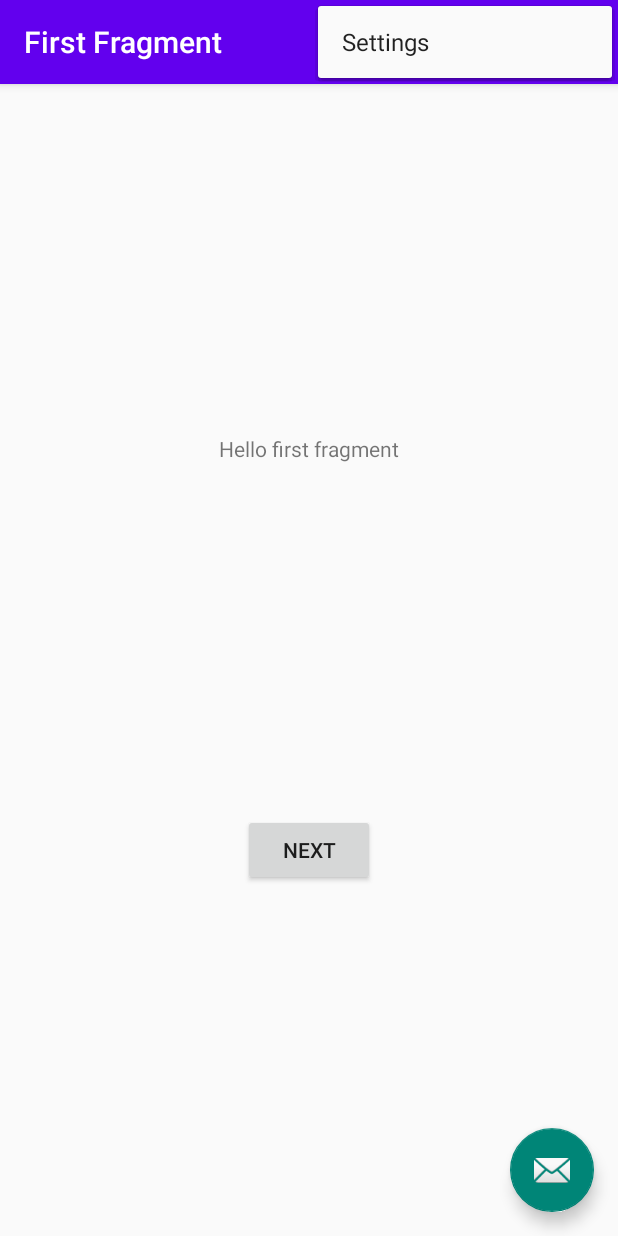
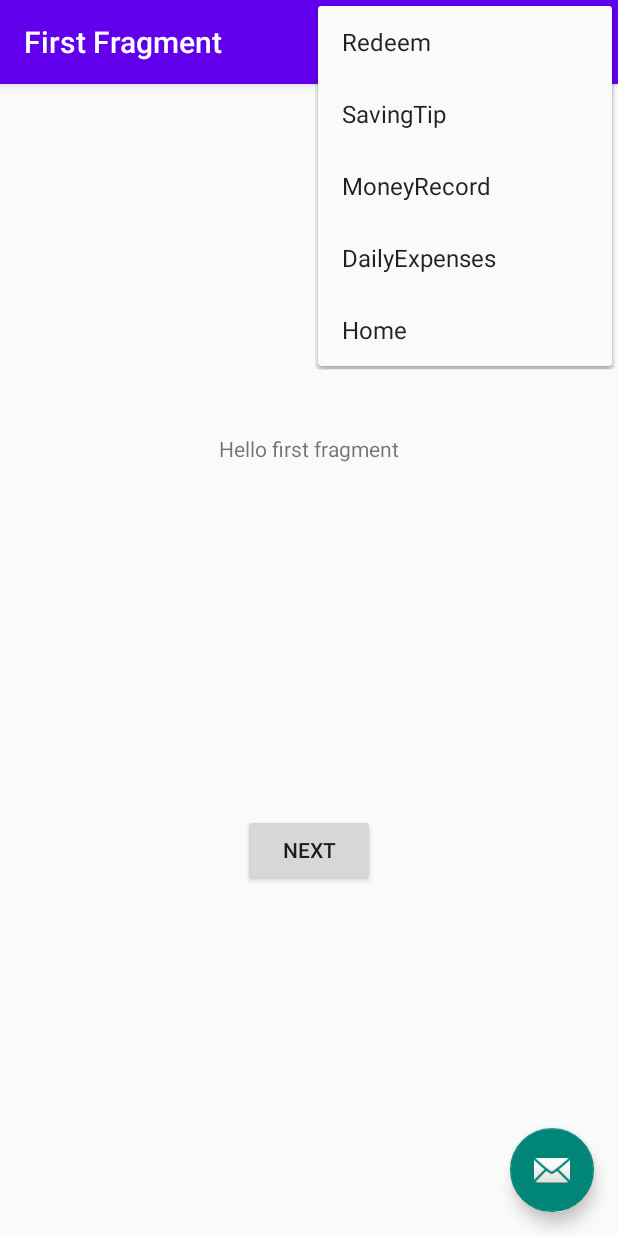
Before and after one commit to aidil576/UnbrokeBudgetApp, an Android app: the screen it shows after launch (MainActivity), with the options menu open, on a phone screen of 412 x 824 dp. Run offline under Robolectric (Android 15) with nearby library versions, the phone set to English and light mode, and no system bars; our stand-ins replace navigation-ui.

Commit message:
add_menu_function

```diff
--- a/app/src/main/java/com/example/unbrokebudgetapplication/MainActivity.java
+++ b/app/src/main/java/com/example/unbrokebudgetapplication/MainActivity.java
@@ -60,9 +60,9 @@ public class MainActivity extends AppCompatActivity {
         int id = item.getItemId();
 
         //noinspection SimplifiableIfStatement
-        if (id == R.id.action_settings) {
-            return true;
-        }
+//        if (id == R.id.action_settings) {
+//            return true;
+//        }
 
         return super.onOptionsItemSelected(item);
     }
--- /dev/null
+++ b/app/src/main/res/drawable/ic_baseline_attach_money_24.xml
@@ -0,0 +1,5 @@
+<vector android:height="24dp" android:tint="#000000"
+    android:viewportHeight="24" android:viewportWidth="24"
+    android:width="24dp" xmlns:android="http://schemas.android.com/apk/res/android">
+    <path android:fillColor="@android:color/white" android:pathData="M11.8,10.9c-2.27,-0.59 -3,-1.2 -3,-2.15 0,-1.09 1.01,-1.85 2.7,-1.85 1.78,0 2.44,0.85 2.5,2.1h2.21c-0.07,-1.72 -1.12,-3.3 -3.21,-3.81V3h-3v2.16c-1.94,0.42 -3.5,1.68 -3.5,3.61 0,2.31 1.91,3.46 4.7,4.13 2.5,0.6 3,1.48 3,2.41 0,0.69 -0.49,1.79 -2.7,1.79 -2.06,0 -2.87,-0.92 -2.98,-2.1h-2.2c0.12,2.19 1.76,3.42 3.68,3.83V21h3v-2.15c1.95,-0.37 3.5,-1.5 3.5,-3.55 0,-2.84 -2.43,-3.81 -4.7,-4.4z"/>
+</vector>
--- /dev/null
+++ b/app/src/main/res/drawable/ic_baseline_bulb_24.xml
@@ -0,0 +1,5 @@
+<vector android:height="24dp" android:tint="#000000"
+    android:viewportHeight="24" android:viewportWidth="24"
+    android:width="24dp" xmlns:android="http://schemas.android.com/apk/res/android">
+    <path android:fillColor="@android:color/white" android:pathData="M9,21c0,0.5 0.4,1 1,1h4c0.6,0 1,-0.5 1,-1v-1L9,20v1zM12,2C8.1,2 5,5.1 5,9c0,2.4 1.2,4.5 3,5.7L8,17c0,0.5 0.4,1 1,1h6c0.6,0 1,-0.5 1,-1v-2.3c1.8,-1.3 3,-3.4 3,-5.7 0,-3.9 -3.1,-7 -7,-7z"/>
+</vector>
--- /dev/null
+++ b/app/src/main/res/drawable/ic_baseline_person_24.xml
@@ -0,0 +1,5 @@
+<vector android:height="24dp" android:tint="#000000"
+    android:viewportHeight="24" android:viewportWidth="24"
+    android:width="24dp" xmlns:android="http://schemas.android.com/apk/res/android">
+    <path android:fillColor="@android:color/white" android:pathData="M12,12c2.21,0 4,-1.79 4,-4s-1.79,-4 -4,-4 -4,1.79 -4,4 1.79,4 4,4zM12,14c-2.67,0 -8,1.34 -8,4v2h16v-2c0,-2.66 -5.33,-4 -8,-4z"/>
+</vector>
--- /dev/null
+++ b/app/src/main/res/drawable/ic_baseline_redeem_24.xml
@@ -0,0 +1,5 @@
+<vector android:height="24dp" android:tint="#000000"
+    android:viewportHeight="24" android:viewportWidth="24"
+    android:width="24dp" xmlns:android="http://schemas.android.com/apk/res/android">
+    <path android:fillColor="@android:color/white" android:pathData="M20,6h-2.18c0.11,-0.31 0.18,-0.65 0.18,-1 0,-1.66 -1.34,-3 -3,-3 -1.05,0 -1.96,0.54 -2.5,1.35l-0.5,0.67 -0.5,-0.68C10.96,2.54 10.05,2 9,2 7.34,2 6,3.34 6,5c0,0.35 0.07,0.69 0.18,1L4,6c-1.11,0 -1.99,0.89 -1.99,2L2,19c0,1.11 0.89,2 2,2h16c1.11,0 2,-0.89 2,-2L22,8c0,-1.11 -0.89,-2 -2,-2zM15,4c0.55,0 1,0.45 1,1s-0.45,1 -1,1 -1,-0.45 -1,-1 0.45,-1 1,-1zM9,4c0.55,0 1,0.45 1,1s-0.45,1 -1,1 -1,-0.45 -1,-1 0.45,-1 1,-1zM20,19L4,19v-2h16v2zM20,14L4,14L4,8h5.08L7,10.83 8.62,12 11,8.76l1,-1.36 1,1.36L15.38,12 17,10.83 14.92,8L20,8v6z"/>
+</vector>
--- /dev/null
+++ b/app/src/main/res/drawable/ic_baseline_wallet_24.xml
@@ -0,0 +1,5 @@
+<vector android:height="24dp" android:tint="#000000"
+    android:viewportHeight="24" android:viewportWidth="24"
+    android:width="24dp" xmlns:android="http://schemas.android.com/apk/res/android">
+    <path android:fillColor="@android:color/white" android:pathData="M18,4H6C3.79,4 2,5.79 2,8v8c0,2.21 1.79,4 4,4h12c2.21,0 4,-1.79 4,-4V8C22,5.79 20.21,4 18,4zM16.14,13.77c-0.24,0.2 -0.57,0.28 -0.88,0.2L4.15,11.25C4.45,10.52 5.16,10 6,10h12c0.67,0 1.26,0.34 1.63,0.84L16.14,13.77zM6,6h12c1.1,0 2,0.9 2,2v0.55C19.41,8.21 18.73,8 18,8H6C5.27,8 4.59,8.21 4,8.55V8C4,6.9 4.9,6 6,6z"/>
+</vector>
--- a/app/src/main/res/menu/menu_main.xml
+++ b/app/src/main/res/menu/menu_main.xml
@@ -2,9 +2,29 @@
     xmlns:app="http://schemas.android.com/apk/res-auto"
     xmlns:tools="http://schemas.android.com/tools"
     tools:context="com.example.unbrokebudgetapplication.MainActivity">
+<!--    <item-->
+<!--        android:id="@+id/action_settings"-->
+<!--        android:orderInCategory="100"-->
+<!--        android:title="@string/action_settings"-->
+<!--        app:showAsAction="never" />-->
     <item
-        android:id="@+id/action_settings"
-        android:orderInCategory="100"
-        android:title="@string/action_settings"
-        app:showAsAction="never" />
+        android:title="Redeem"
+        android:icon="@drawable/ic_baseline_redeem_24"
+        android:id="@+id/redeem"/>
+    <item
+        android:title="SavingTip"
+        android:icon="@drawable/ic_baseline_bulb_24"
+        android:id="@+id/savingTip"
+         />
+    <item
+        android:title="MoneyRecord"
+        android:icon="@drawable/ic_baseline_attach_money_24"
+        android:id="@+id/moneyRecord"/>
+    <item
+        android:title="DailyExpenses"
+        android:icon="@drawable/ic_baseline_wallet_24"
+        android:id="@+id/dailyExpenses"/>
+    <item android:title="Home"
+        android:icon = "@drawable/ic_baseline_person_24"
+        android:id="@+id/home" />
 </menu>
```
